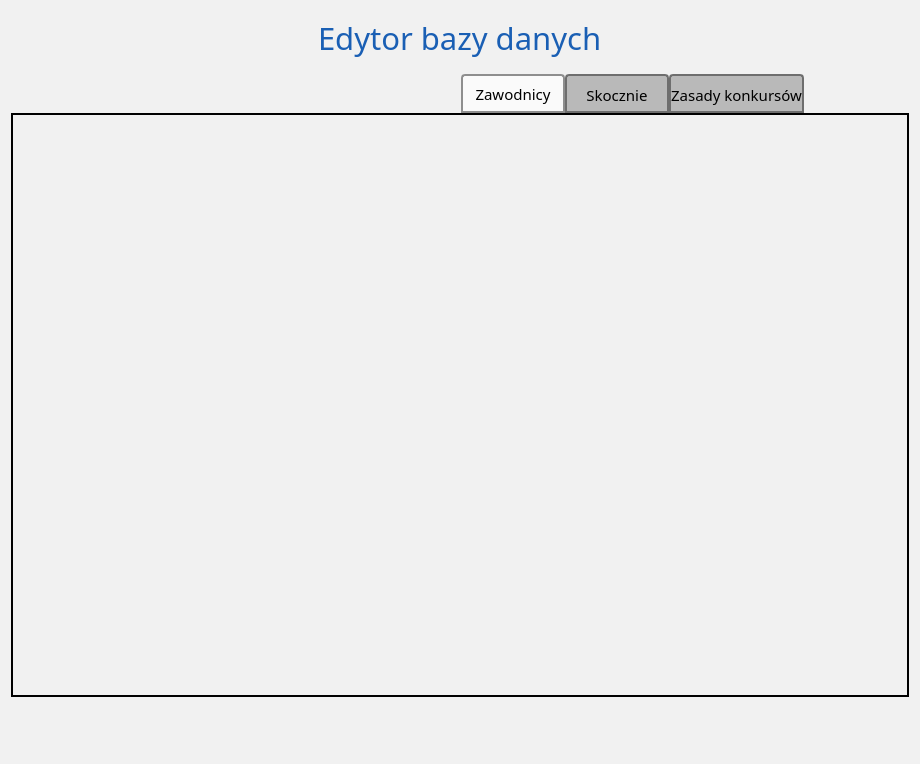
Old version of the form source/UI/DatabaseEditor/DatabaseEditorWindow.ui in the repository SiekamCebule/sj-sim.
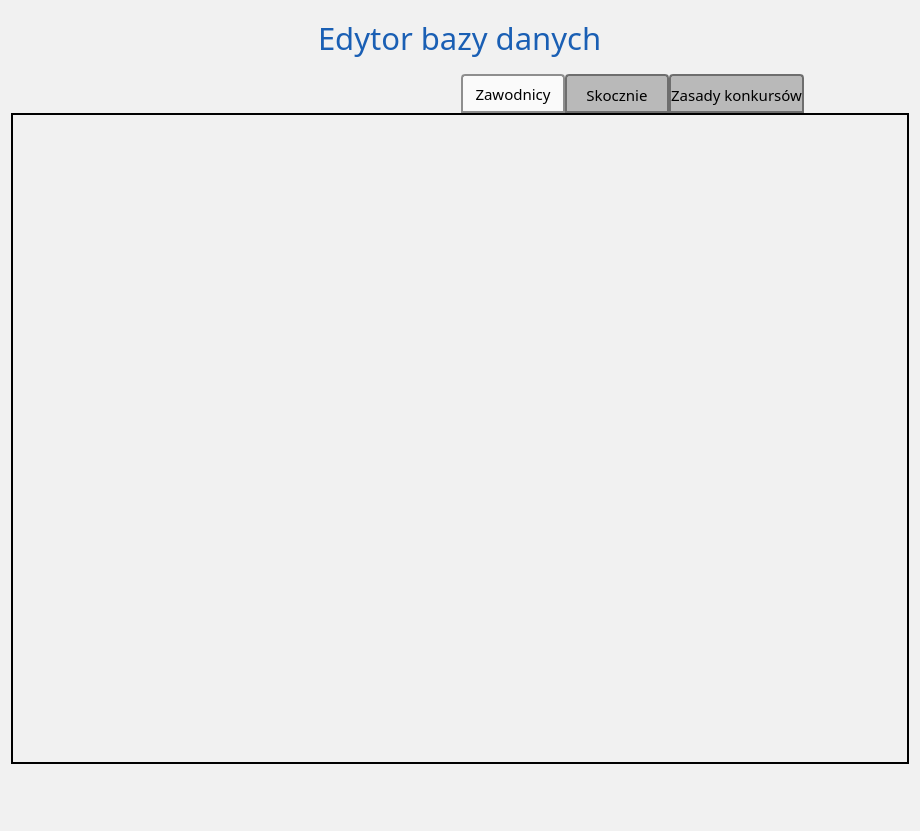
New version of the form. Icons and pictures are not drawn.

The edit to the form file:
```diff
--- a/source/UI/DatabaseEditor/DatabaseEditorWindow.ui
+++ b/source/UI/DatabaseEditor/DatabaseEditorWindow.ui
@@ -7,7 +7,7 @@
     <x>0</x>
     <y>0</y>
     <width>920</width>
-    <height>764</height>
+    <height>831</height>
    </rect>
   </property>
   <property name="sizePolicy">
@@ -190,7 +190,7 @@
             <x>0</x>
             <y>0</y>
             <width>822</width>
-            <height>553</height>
+            <height>620</height>
            </rect>
           </property>
           <property name="minimumSize">
```
Left out of the diff: 4 changed lines with no effect on the pictures.
